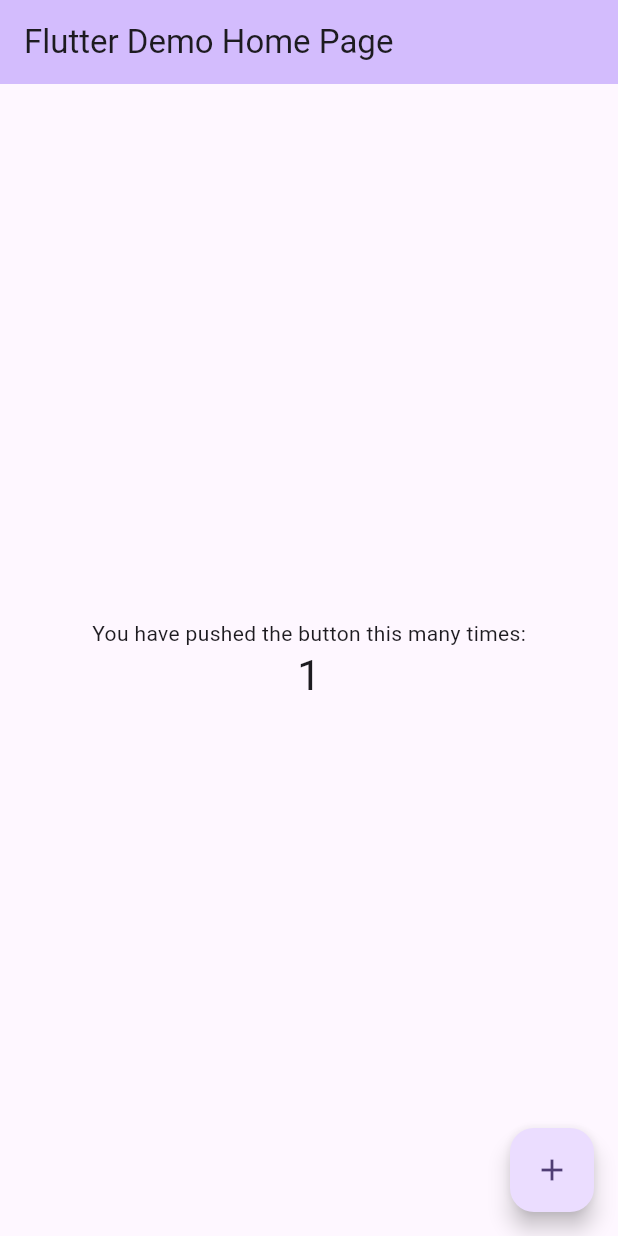
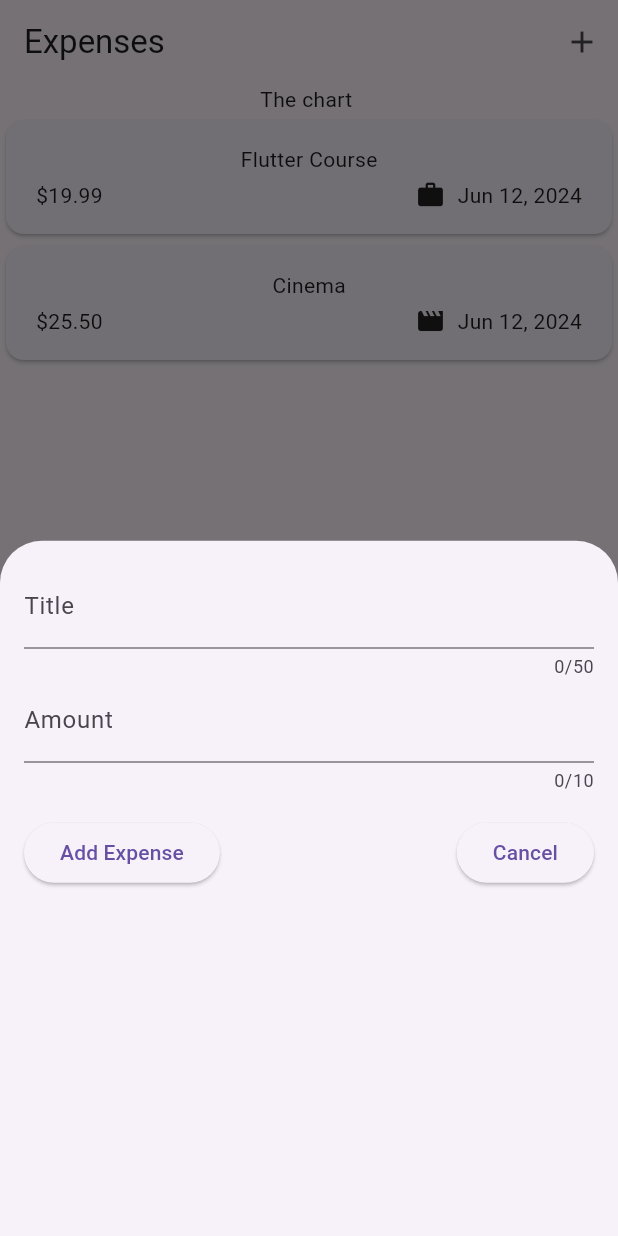
Before and after one commit to Serveriii/Flutter-stuff, a Flutter app: the screen it shows after launch, after a tap on the "add" icon, on a phone screen of 412 x 824 dp. Run offline on Flutter 3.47's test engine with Material 3 defaults, Android fonts, the phone set to English and light mode, and no system bars; our stand-ins replace google_fonts.

Commit message:
Flutter Udemy course exercises

```diff
--- a/expense_tracker/lib/main.dart
+++ b/expense_tracker/lib/main.dart
@@ -1,125 +1,11 @@
 import 'package:flutter/material.dart';
 
+import 'package:expense_tracker/widgets/expenses.dart';
+
 void main() {
-  runApp(const MyApp());
+  runApp(
+    const MaterialApp(
+      home: Expenses(),
+    ),
+  );
 }
-
-class MyApp extends StatelessWidget {
-  const MyApp({super.key});
-
-  // This widget is the root of your application.
-  @override
-  Widget build(BuildContext context) {
-    return MaterialApp(
-      title: 'Flutter Demo',
-      theme: ThemeData(
-        // This is the theme of your application.
-        //
-        // TRY THIS: Try running your application with "flutter run". You'll see
-        // the application has a purple toolbar. Then, without quitting the app,
-        // try changing the seedColor in the colorScheme below to Colors.green
-        // and then invoke "hot reload" (save your changes or press the "hot
-        // reload" button in a Flutter-supported IDE, or press "r" if you used
-        // the command line to start the app).
-        //
-        // Notice that the counter didn't reset back to zero; the application
-        // state is not lost during the reload. To reset the state, use hot
-        // restart instead.
-        //
-        // This works for code too, not just values: Most code changes can be
-        // tested with just a hot reload.
-        colorScheme: ColorScheme.fromSeed(seedColor: Colors.deepPurple),
-        useMaterial3: true,
-      ),
-      home: const MyHomePage(title: 'Flutter Demo Home Page'),
-    );
-  }
-}
-
-class MyHomePage extends StatefulWidget {
-  const MyHomePage({super.key, required this.title});
-
-  // This widget is the home page of your application. It is stateful, meaning
-  // that it has a State object (defined below) that contains fields that affect
-  // how it looks.
-
-  // This class is the configuration for the state. It holds the values (in this
-  // case the title) provided by the parent (in this case the App widget) and
-  // used by the build method of the State. Fields in a Widget subclass are
-  // always marked "final".
-
-  final String title;
-
-  @override
-  State<MyHomePage> createState() => _MyHomePageState();
-}
-
-class _MyHomePageState extends State<MyHomePage> {
-  int _counter = 0;
-
-  void _incrementCounter() {
-    setState(() {
-      // This call to setState tells the Flutter framework that something has
-      // changed in this State, which causes it to rerun the build method below
-      // so that the display can reflect the updated values. If we changed
-      // _counter without calling setState(), then the build method would not be
-      // called again, and so nothing would appear to happen.
-      _counter++;
-    });
-  }
-
-  @override
-  Widget build(BuildContext context) {
-    // This method is rerun every time setState is called, for instance as done
-    // by the _incrementCounter method above.
-    //
-    // The Flutter framework has been optimized to make rerunning build methods
-    // fast, so that you can just rebuild anything that needs updating rather
-    // than having to individually change instances of widgets.
-    return Scaffold(
-      appBar: AppBar(
-        // TRY THIS: Try changing the color here to a specific color (to
-        // Colors.amber, perhaps?) and trigger a hot reload to see the AppBar
-        // change color while the other colors stay the same.
-        backgroundColor: Theme.of(context).colorScheme.inversePrimary,
-        // Here we take the value from the MyHomePage object that was created by
-        // the App.build method, and use it to set our appbar title.
-        title: Text(widget.title),
-      ),
-      body: Center(
-        // Center is a layout widget. It takes a single child and positions it
-        // in the middle of the parent.
-        child: Column(
-          // Column is also a layout widget. It takes a list of children and
-          // arranges them vertically. By default, it sizes itself to fit its
-          // children horizontally, and tries to be as tall as its parent.
-          //
-          // Column has various properties to control how it sizes itself and
-          // how it positions its children. Here we use mainAxisAlignment to
-          // center the children vertically; the main axis here is the vertical
-          // axis because Columns are vertical (the cross axis would be
-          // horizontal).
-          //
-          // TRY THIS: Invoke "debug painting" (choose the "Toggle Debug Paint"
-          // action in the IDE, or press "p" in the console), to see the
-          // wireframe for each widget.
-          mainAxisAlignment: MainAxisAlignment.center,
-          children: <Widget>[
-            const Text(
-              'You have pushed the button this many times:',
-            ),
-            Text(
-              '$_counter',
-              style: Theme.of(context).textTheme.headlineMedium,
-            ),
-          ],
-        ),
-      ),
-      floatingActionButton: FloatingActionButton(
-        onPressed: _incrementCounter,
-        tooltip: 'Increment',
-        child: const Icon(Icons.add),
-      ), // This trailing comma makes auto-formatting nicer for build methods.
-    );
-  }
-}
--- /dev/null
+++ b/expense_tracker/lib/models/expense.dart
@@ -0,0 +1,35 @@
+import 'package:flutter/material.dart';
+import 'package:uuid/uuid.dart';
+import 'package:intl/intl.dart';
+
+final formatter = DateFormat.yMMMd();
+
+const uuid = Uuid();
+
+enum Category { food, travel, leisure, work }
+
+const categoryIcons = {
+  Category.food: Icons.lunch_dining,
+  Category.travel: Icons.flight,
+  Category.leisure: Icons.movie,
+  Category.work: Icons.work,
+};
+
+class Expense {
+  Expense(
+      {required this.title,
+      required this.amount,
+      required this.date,
+      required this.category})
+      : id = uuid.v4();
+
+  final String id;
+  final String title;
+  final double amount;
+  final DateTime date;
+  final Category category;
+
+  String get formattedDate {
+    return formatter.format(date);
+  }
+}
--- /dev/null
+++ b/expense_tracker/lib/widgets/expense_list/expense_item.dart
@@ -0,0 +1,31 @@
+import 'package:flutter/material.dart';
+import 'package:expense_tracker/models/expense.dart';
+
+class ExpenseItem extends StatelessWidget {
+  const ExpenseItem(this.expense, {super.key});
+
+  final Expense expense;
+
+  @override
+  Widget build(BuildContext context) {
+    return Card(
+        child: Padding(
+      padding: const EdgeInsets.symmetric(vertical: 16, horizontal: 20),
+      child: Column(children: [
+        Text(expense.title),
+        const SizedBox(height: 4),
+        Row(
+          children: [
+            Text('\$${expense.amount.toStringAsFixed(2)}'),
+            const Spacer(),
+            Row(children: [
+              Icon(categoryIcons[expense.category], size: 20),
+              const SizedBox(width: 8),
+              Text(expense.formattedDate)
+            ]),
+          ],
+        )
+      ]),
+    ));
+  }
+}
--- /dev/null
+++ b/expense_tracker/lib/widgets/expense_list/expenses_list.dart
@@ -0,0 +1,16 @@
+import 'package:expense_tracker/models/expense.dart';
+import 'package:expense_tracker/widgets/expense_list/expense_item.dart';
+import 'package:flutter/material.dart';
+
+class ExpensesList extends StatelessWidget {
+  const ExpensesList({super.key, required this.expenses});
+
+  final List<Expense> expenses;
+
+  @override
+  Widget build(BuildContext context) {
+    return ListView.builder(
+        itemCount: expenses.length,
+        itemBuilder: (context, index) => ExpenseItem(expenses[index]));
+  }
+}
--- /dev/null
+++ b/expense_tracker/lib/widgets/expenses.dart
@@ -0,0 +1,50 @@
+import 'package:expense_tracker/widgets/expense_list/expenses_list.dart';
+import 'package:expense_tracker/widgets/new_expense.dart';
+import 'package:flutter/material.dart';
+import 'package:expense_tracker/models/expense.dart';
+
+class Expenses extends StatefulWidget {
+  const Expenses({Key? key}) : super(key: key);
+
+  @override
+  State<Expenses> createState() {
+    return _ExpensesState();
+  }
+}
+
+class _ExpensesState extends State<Expenses> {
+  final List<Expense> _registeredExpenses = [
+    Expense(
+        title: 'Flutter Course',
+        amount: 19.99,
+        date: DateTime.now(),
+        category: Category.work),
+    Expense(
+        title: 'Cinema',
+        amount: 25.50,
+        date: DateTime.now(),
+        category: Category.leisure),
+  ];
+
+  void _showExpensesModal() {
+    showModalBottomSheet(
+        context: context,
+        builder: (ctx) {
+          return NewExpense(addExpense: () {});
+        });
+  }
+
+  @override
+  Widget build(BuildContext context) {
+    return Scaffold(
+        appBar: AppBar(title: const Text('Expenses'), actions: [
+          IconButton(onPressed: _showExpensesModal, icon: const Icon(Icons.add))
+        ]),
+        body: Column(
+          children: [
+            const Text('The chart '),
+            Expanded(child: ExpensesList(expenses: _registeredExpenses))
+          ],
+        ));
+  }
+}
--- /dev/null
+++ b/expense_tracker/lib/widgets/new_expense.dart
@@ -0,0 +1,61 @@
+import 'package:flutter/material.dart';
+
+class NewExpense extends StatefulWidget {
+  const NewExpense({super.key, required this.addExpense});
+
+  final Function addExpense;
+
+  @override
+  State<NewExpense> createState() {
+    return _NewExpenseState();
+  }
+}
+
+class _NewExpenseState extends State<NewExpense> {
+  final _titleController = TextEditingController();
+  final _amountController = TextEditingController();
+
+  @override
+  void dispose() {
+    _titleController.dispose();
+    _amountController.dispose();
+    super.dispose();
+  }
+
+  @override
+  Widget build(BuildContext context) {
+    return Padding(
+      padding: const EdgeInsets.all(16),
+      child: Column(children: [
+        TextField(
+          controller: _titleController,
+          maxLength: 50,
+          decoration: const InputDecoration(labelText: 'Title'),
+        ),
+        TextField(
+          controller: _amountController,
+          decoration:
+              const InputDecoration(labelText: 'Amount', prefixText: '€ '),
+          keyboardType: TextInputType.number,
+          maxLength: 10,
+        ),
+        const SizedBox(height: 16),
+        Row(
+          children: [
+            ElevatedButton(
+                onPressed: () {
+                  debugPrint(_titleController.text);
+                },
+                child: const Text('Add Expense')),
+            const Spacer(),
+            ElevatedButton(
+                onPressed: () {
+                  Navigator.of(context).pop();
+                },
+                child: const Text('Cancel')),
+          ],
+        )
+      ]),
+    );
+  }
+}
--- a/expense_tracker/pubspec.yaml
+++ b/expense_tracker/pubspec.yaml
@@ -35,6 +35,8 @@ dependencies:
   # The following adds the Cupertino Icons font to your application.
   # Use with the CupertinoIcons class for iOS style icons.
   cupertino_icons: ^1.0.2
+  uuid: ^4.4.0
+  intl: ^0.19.0
 
 dev_dependencies:
   flutter_test:
```
Also changed, not shown: expense_tracker/pubspec.lock.
